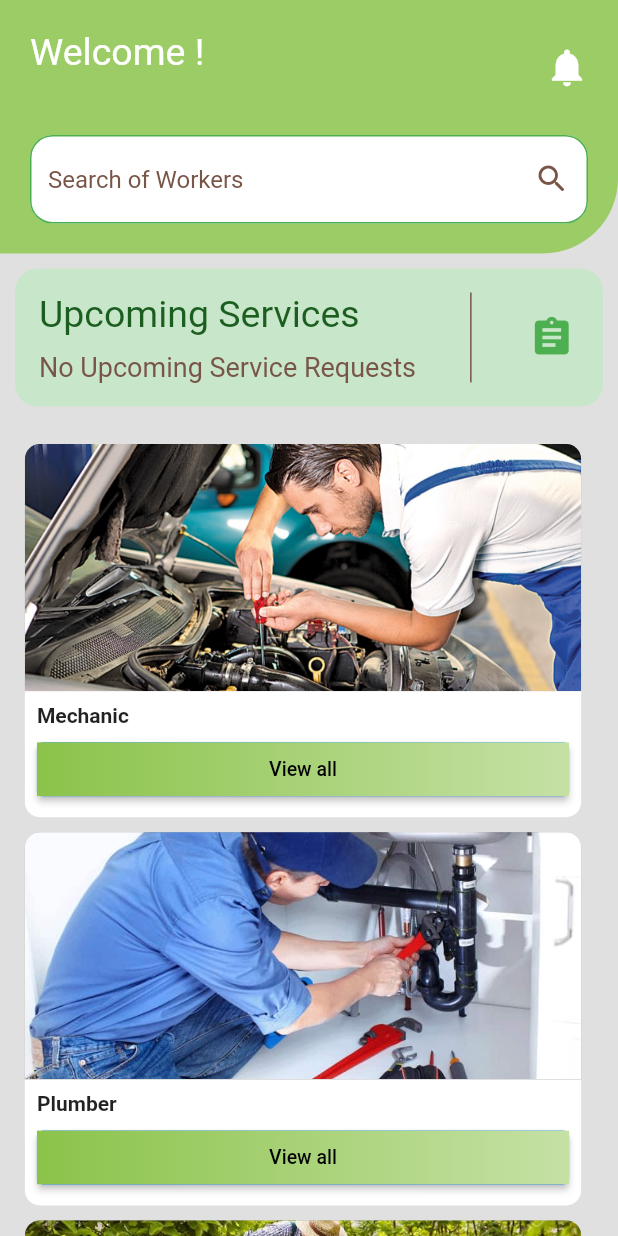
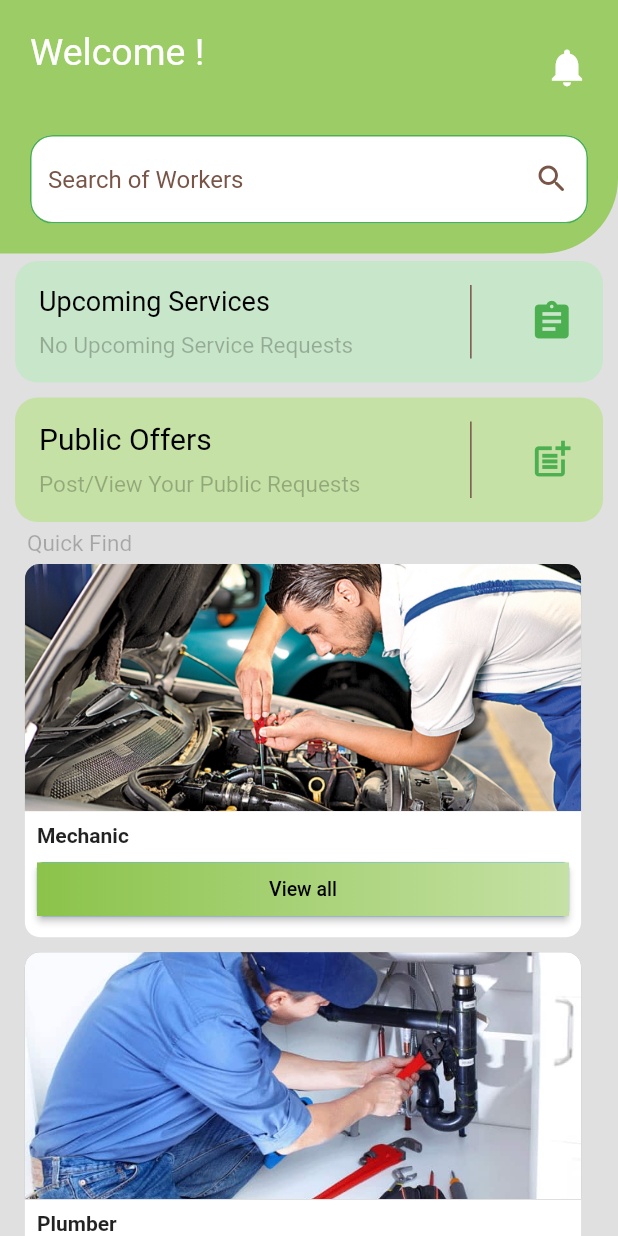
Before and after one commit to Yasodhyassp30/Trusty-Work, a Flutter app: the searchworkers screen opened directly, on a phone screen of 412 x 824 dp. Run offline on Flutter 3.47's test engine with Material 2 defaults, Android fonts, the phone set to English and light mode, and no system bars; our stand-ins replace cloud_firestore, firebase_auth, firebase_core, firebase_database, firebase_storage, flutter_rating_bar and 5 more; missing offline and left inert: flutter_polyline_points; accounts and stored records are empty; network calls fail.

Commit message:
added posts user

```diff
--- a/lib/userwidgets/chatbox.dart
+++ b/lib/userwidgets/chatbox.dart
@@ -226,7 +226,7 @@ class _messengerState extends State<messenger> {
                             XFile? imagepicked = await picker.pickImage(
                                 source: ImageSource.camera);
                             if (imagepicked != null) {
-                              File Image = File(imagepicked!.path);
+                              File Image = File(imagepicked.path);
                               datastore d1 = datastore();
                               await d1.msgimage(Image, widget.reciver!['uid'],
                                   _auth.currentUser!.uid);
@@ -245,7 +245,7 @@ class _messengerState extends State<messenger> {
                             XFile? imagepicked = await picker.pickImage(
                                 source: ImageSource.gallery);
                             if (imagepicked != null) {
-                              File Image = File(imagepicked!.path);
+                              File Image = File(imagepicked.path);
                               datastore d1 = datastore();
                               await d1.msgimage(Image, widget.reciver!['uid'],
                                   _auth.currentUser!.uid);
--- a/lib/userwidgets/searchworkers.dart
+++ b/lib/userwidgets/searchworkers.dart
@@ -11,6 +11,7 @@ import 'package:provider/provider.dart';
 import 'package:sem/models/user.dart';
 import 'package:sem/services/workrequests.dart';
 import 'package:sem/userwidgets/dashboardtodayrequests.dart';
+import 'package:sem/userwidgets/postsuser.dart';
 import 'package:sem/userwidgets/searchlist.dart';
 import 'package:sem/userwidgets/viewworker.dart';
 import 'package:sem/workingwidgets/notifications.dart';
@@ -200,7 +201,7 @@ class _searchworkersState extends State<searchworkers> {
                     ),
                   ),
                   Container(
-                    padding: EdgeInsets.all(10),
+                    padding: EdgeInsets.all(5),
                     child: Column(
                       crossAxisAlignment: CrossAxisAlignment.center,
                       mainAxisAlignment: MainAxisAlignment.center,
@@ -222,8 +223,8 @@ class _searchworkersState extends State<searchworkers> {
                                         "Upcoming Services",
                                         overflow: TextOverflow.ellipsis,
                                         style: TextStyle(
-                                            fontSize: 25.0,
-                                            color: Colors.green[900]),
+                                            fontSize: 18.0,
+                                            color: Colors.black),
                                       ),
                                       SizedBox(
                                         height: 10.0,
@@ -280,8 +281,8 @@ class _searchworkersState extends State<searchworkers> {
                                                 "No Upcoming Service Requests",
                                                 overflow: TextOverflow.ellipsis,
                                                 style: TextStyle(
-                                                    fontSize: 18.0,
-                                                    color: Colors.brown),
+                                                    fontSize: 15.0,
+                                                    color: Colors.black26),
                                               ),
                                             )
                                     ],
@@ -318,11 +319,94 @@ class _searchworkersState extends State<searchworkers> {
                                 )
                               ],
                             )),
-                        SizedBox(
-                          height: 10,
-                        ),
                       ],
                     ),
+                  ),
+                  Container(
+                    padding: EdgeInsets.all(5),
+                    child: Column(
+                      crossAxisAlignment: CrossAxisAlignment.center,
+                      mainAxisAlignment: MainAxisAlignment.center,
+                      children: [
+                        Container(
+                            width: MediaQuery.of(context).size.width - 20,
+                            padding: EdgeInsets.all(16.0),
+                            decoration: BoxDecoration(
+                                color: Colors.lightGreen[200],
+                                borderRadius: BorderRadius.circular(15)),
+                            child: Row(
+                              children: [
+                                Container(
+                                  child: Column(
+                                    crossAxisAlignment:
+                                        CrossAxisAlignment.start,
+                                    children: [
+                                      Text(
+                                        "Public Offers",
+                                        overflow: TextOverflow.ellipsis,
+                                        style: TextStyle(
+                                            fontSize: 20.0,
+                                            color: Colors.black),
+                                      ),
+                                      SizedBox(
+                                        height: 10.0,
+                                      ),
+                                      Container(
+                                        child: Text(
+                                          "Post/View Your Public Requests",
+                                          overflow: TextOverflow.ellipsis,
+                                          style: TextStyle(
+                                              fontSize: 15.0,
+                                              color: Colors.black26),
+                                        ),
+                                      )
+                                    ],
+                                  ),
+                                  width:
+                                      MediaQuery.of(context).size.width * 0.7,
+                                  decoration: BoxDecoration(
+                                    border: Border(
+                                      right: BorderSide(color: Colors.brown),
+                                    ),
+                                  ),
+                                ),
+                                Expanded(child: SizedBox()),
+                                Container(
+                                  width:
+                                      MediaQuery.of(context).size.width * 0.1,
+                                  child: IconButton(
+                                    onPressed: () {
+                                      Navigator.push(
+                                        context,
+                                        MaterialPageRoute(
+                                            builder: (context) => posts()),
+                                      );
+                                    },
+                                    color: Colors.green[500],
+                                    icon: Icon(
+                                      Icons.post_add,
+                                      size: 30,
+                                    ),
+                                  ),
+                                )
+                              ],
+                            )),
+                      ],
+                    ),
+                  ),
+                  Row(
+                    children: [
+                      Padding(
+                        padding: EdgeInsets.only(left: 18),
+                        child: Text(
+                          "Quick Find",
+                          textAlign: TextAlign.start,
+                          overflow: TextOverflow.ellipsis,
+                          style:
+                              TextStyle(fontSize: 15.0, color: Colors.black26),
+                        ),
+                      )
+                    ],
                   ),
                   Expanded(
                     child: Container(
```
Also changed, not shown: lib/services/storage.dart (+27 -0 lines), lib/userwidgets/postsuser.dart (added, +380 -0 lines), assets/960x0.jpg (added), assets/progress_line-1024x646.jpeg (added).
